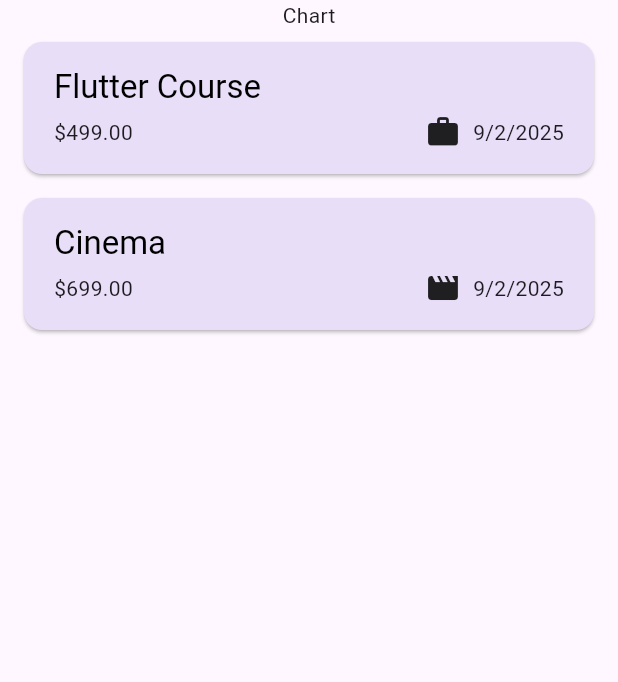
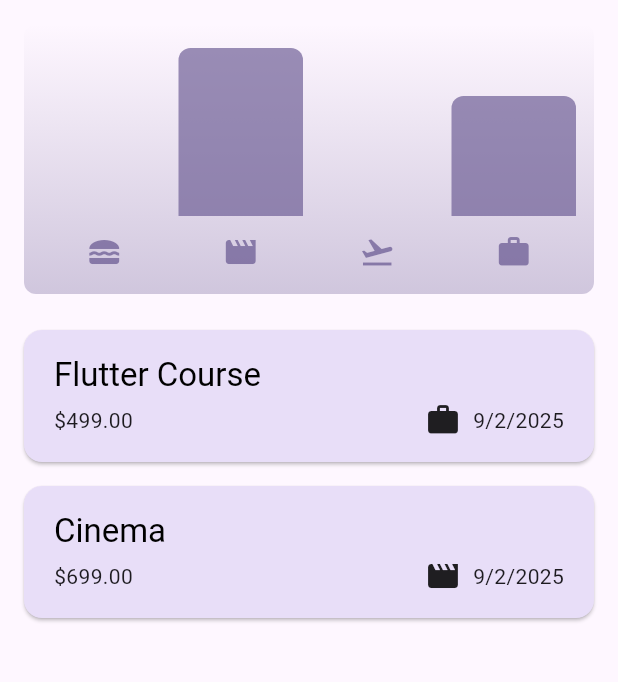
Before and after one commit to brijeshkumar-chavda/ExpenseTracker, a Flutter app: the screen it shows after launch, on a phone screen of 412 x 824 dp, the part 84-766 px from its top. Run offline on Flutter 3.47's test engine with Material 3 defaults, Android fonts, the phone set to English and light mode, and no system bars.

Commit message:
feat: add chart

```diff
--- a/lib/models/expense.dart
+++ b/lib/models/expense.dart
@@ -35,15 +35,23 @@ class Expense {
 
 class ExpenseBucket {
   ExpenseBucket({required this.category, required this.expenses});
+
+  ExpenseBucket.forCategory({
+    required List<Expense> allExpenses,
+    required this.category,
+  }) : expenses = allExpenses
+           .where((expense) => expense.category == category)
+           .toList();
+
   final Category category;
   final List<Expense> expenses;
 
   double get totalExpenses {
     double sum = 0;
 
-    // for (var element in collection) {
-
-    // }
+    for (final expense in expenses) {
+      sum += expense.amount;
+    }
 
     return sum;
   }
--- /dev/null
+++ b/lib/widgets/chart/chart.dart
@@ -0,0 +1,96 @@
+import 'package:flutter/material.dart';
+import 'package:expense_tracker/widgets/chart/chart_bar.dart';
+import 'package:expense_tracker/models/expense.dart';
+
+class Chart extends StatelessWidget {
+  const Chart({super.key, required this.expenses});
+
+  final List<Expense> expenses;
+
+  List<ExpenseBucket> get buckets {
+    return [
+      ExpenseBucket.forCategory(category: Category.food, allExpenses: expenses),
+      ExpenseBucket.forCategory(
+        category: Category.leisure,
+        allExpenses: expenses,
+      ),
+      ExpenseBucket.forCategory(
+        category: Category.travel,
+        allExpenses: expenses,
+      ),
+      ExpenseBucket.forCategory(category: Category.work, allExpenses: expenses),
+    ];
+  }
+
+  double get maxTotalExpense {
+    double maxTotalExpense = 0;
+
+    for (final bucket in buckets) {
+      if (bucket.totalExpenses > maxTotalExpense) {
+        maxTotalExpense = bucket.totalExpenses;
+      }
+    }
+
+    return maxTotalExpense;
+  }
+
+  @override
+  Widget build(BuildContext context) {
+    final isDarkMode =
+        MediaQuery.of(context).platformBrightness == Brightness.dark;
+    return Container(
+      margin: const EdgeInsets.all(16),
+      padding: const EdgeInsets.symmetric(vertical: 16, horizontal: 8),
+      width: double.infinity,
+      height: 180,
+      decoration: BoxDecoration(
+        borderRadius: BorderRadius.circular(8),
+        gradient: LinearGradient(
+          colors: [
+            Theme.of(context).colorScheme.primary.withOpacity(0.3),
+            Theme.of(context).colorScheme.primary.withOpacity(0.0),
+          ],
+          begin: Alignment.bottomCenter,
+          end: Alignment.topCenter,
+        ),
+      ),
+      child: Column(
+        children: [
+          Expanded(
+            child: Row(
+              crossAxisAlignment: CrossAxisAlignment.end,
+              children: [
+                for (final bucket in buckets) // alternative to map()
+                  ChartBar(
+                    fill: bucket.totalExpenses == 0
+                        ? 0
+                        : bucket.totalExpenses / maxTotalExpense,
+                  ),
+              ],
+            ),
+          ),
+          const SizedBox(height: 12),
+          Row(
+            children: buckets
+                .map(
+                  (bucket) => Expanded(
+                    child: Padding(
+                      padding: const EdgeInsets.symmetric(horizontal: 4),
+                      child: Icon(
+                        categoryIcons[bucket.category],
+                        color: isDarkMode
+                            ? Theme.of(context).colorScheme.secondary
+                            : Theme.of(
+                                context,
+                              ).colorScheme.primary.withOpacity(0.7),
+                      ),
+                    ),
+                  ),
+                )
+                .toList(),
+          ),
+        ],
+      ),
+    );
+  }
+}
--- /dev/null
+++ b/lib/widgets/chart/chart_bar.dart
@@ -0,0 +1,32 @@
+import 'package:flutter/material.dart';
+
+class ChartBar extends StatelessWidget {
+  const ChartBar({super.key, required this.fill});
+
+  final double fill;
+
+  @override
+  Widget build(BuildContext context) {
+    final isDarkMode =
+        MediaQuery.of(context).platformBrightness == Brightness.dark;
+    return Expanded(
+      child: Padding(
+        padding: const EdgeInsets.symmetric(horizontal: 4),
+        child: FractionallySizedBox(
+          heightFactor: fill,
+          child: DecoratedBox(
+            decoration: BoxDecoration(
+              shape: BoxShape.rectangle,
+              borderRadius: const BorderRadius.vertical(
+                top: Radius.circular(8),
+              ),
+              color: isDarkMode
+                  ? Theme.of(context).colorScheme.secondary
+                  : Theme.of(context).colorScheme.primary.withOpacity(0.65),
+            ),
+          ),
+        ),
+      ),
+    );
+  }
+}
--- a/lib/widgets/expenses_screen.dart
+++ b/lib/widgets/expenses_screen.dart
@@ -1,3 +1,4 @@
+import 'package:expense_tracker/widgets/chart/chart.dart';
 import 'package:expense_tracker/widgets/expenses_list/expenses_list.dart';
 import 'package:expense_tracker/models/expense.dart';
 import 'package:expense_tracker/widgets/new_expense.dart';
@@ -87,7 +88,7 @@ class _ExpensesScreenState extends State<ExpensesScreen> {
       ),
       body: Column(
         children: [
-          Text("Chart"),
+          Chart(expenses: _registeredExpenses),
           Expanded(child: mainContent),
         ],
       ),
```
